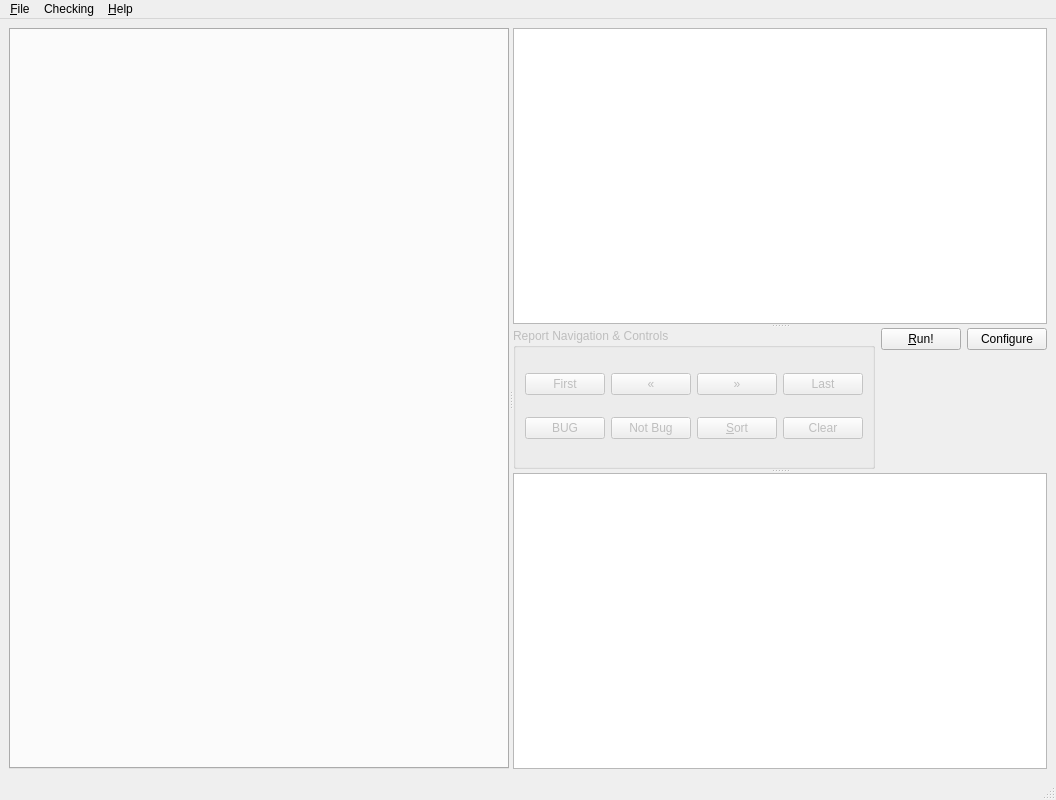
Above: src/ui/mainwindow.ui from jirislaby/stansec before the change. Below: the same form after it.
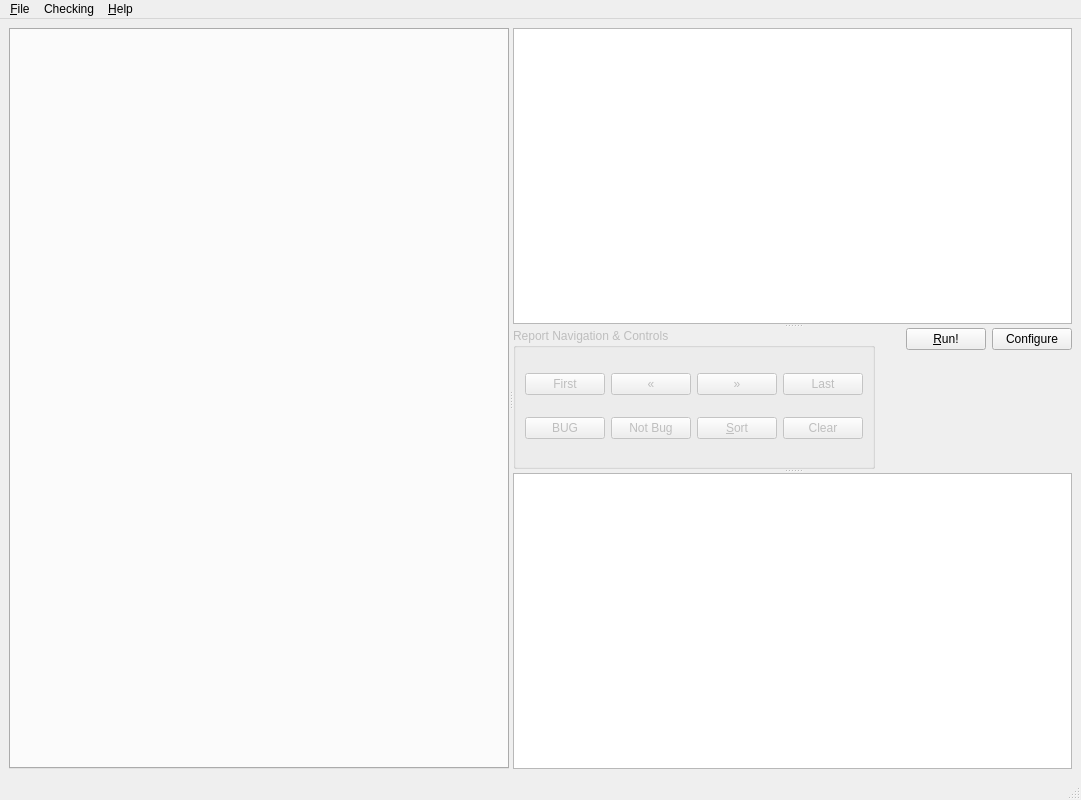
That is the form after the change.

Commit message: ui/mainwindow: hide tree header

```diff
--- a/src/ui/mainwindow.ui
+++ b/src/ui/mainwindow.ui
@@ -6,7 +6,7 @@
    <rect>
     <x>0</x>
     <y>0</y>
-    <width>1000</width>
+    <width>1081</width>
     <height>800</height>
    </rect>
   </property>
@@ -38,7 +38,11 @@
        <property name="orientation">
         <enum>Qt::Vertical</enum>
        </property>
-       <widget class="QTreeView" name="treeError"/>
+       <widget class="QTreeView" name="treeError">
+        <property name="headerHidden">
+         <bool>true</bool>
+        </property>
+       </widget>
        <widget class="QWidget" name="formLayoutWidget">
         <layout class="QHBoxLayout" name="horizontalLayout_2">
          <item>
@@ -182,8 +186,8 @@
     <rect>
      <x>0</x>
      <y>0</y>
-     <width>1000</width>
-     <height>34</height>
+     <width>1081</width>
+     <height>27</height>
     </rect>
    </property>
    <widget class="QMenu" name="menu_File">
```
The commit also changes 1 other file.
